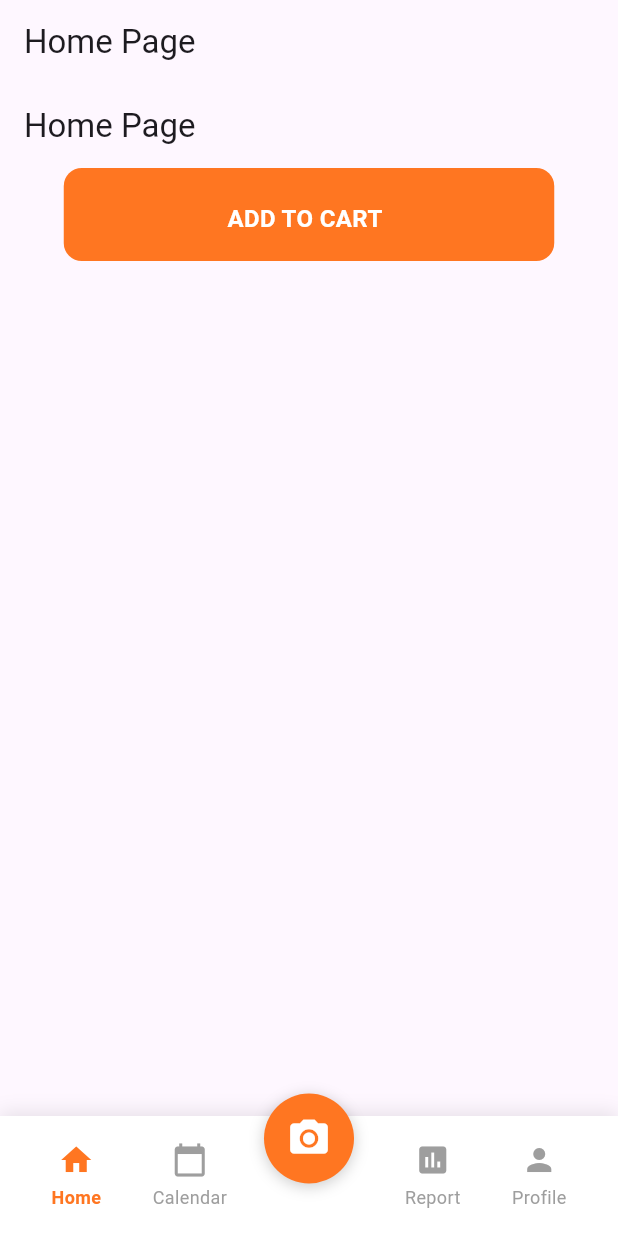
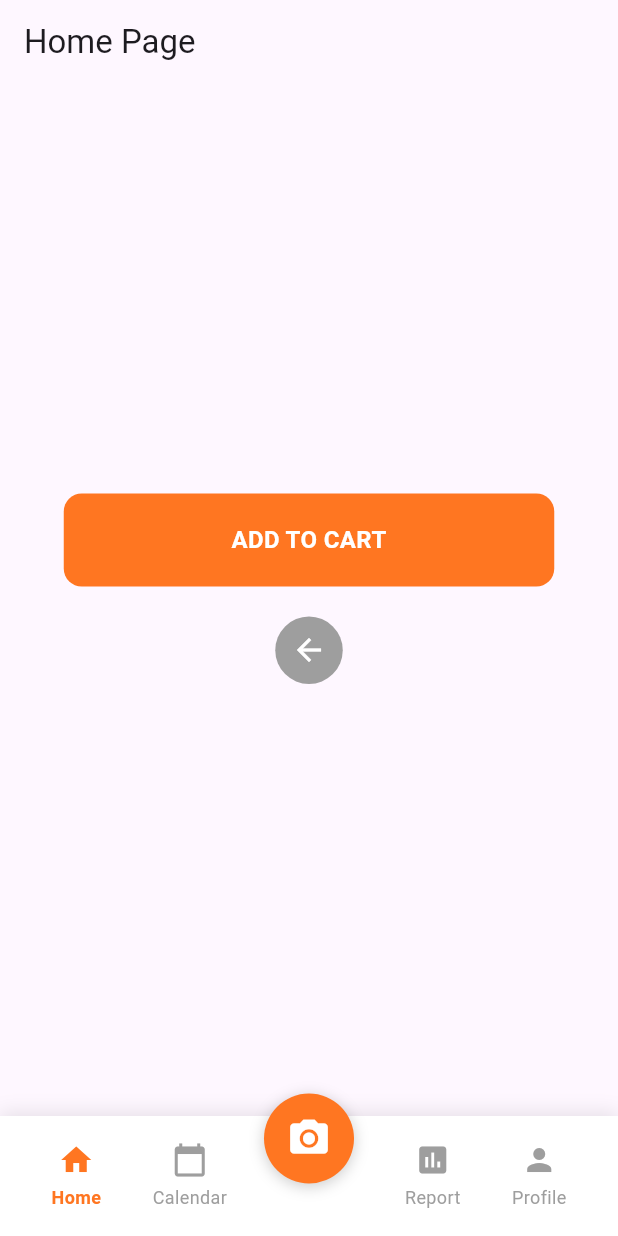
Before and after one commit to legojeon/eatfolio, a Flutter app: the screen it shows after launch, on a phone screen of 412 x 824 dp. Run offline on Flutter 3.47's test engine with Material 3 defaults, Android fonts, the phone set to English and light mode, and no system bars; our stand-ins replace camera; Roboto replaces fonts that are missing (Sen).

Commit message:
make buttons

```diff
--- a/eatfolio/lib/main.dart
+++ b/eatfolio/lib/main.dart
@@ -31,9 +31,7 @@ class MainScreen extends StatelessWidget {
     return Consumer<NavigationProvider>(
       builder: (context, navigationProvider, child) {
         return Scaffold(
-          appBar: AppBar(
-            title: Text(navigationProvider.getCurrentPageTitle()),
-          ),
+          appBar: null,
           body: navigationProvider.getCurrentPage(),
           // 조건부로 네비게이션 바 표시
           bottomNavigationBar: navigationProvider.shouldShowNavigationBar()
--- a/eatfolio/lib/presentation/screens/home_page.dart
+++ b/eatfolio/lib/presentation/screens/home_page.dart
@@ -1,5 +1,5 @@
 import 'package:flutter/material.dart';
-import '../widgets/button_org.dart';
+import '../widgets/buttons.dart';
 
 class HomePage extends StatelessWidget {
   const HomePage({super.key});
@@ -11,8 +11,15 @@ class HomePage extends StatelessWidget {
         title: Text('Home Page'),
       ),
       body: Center(
-        child: Button(),
-      )
+        child: Column(
+          mainAxisAlignment: MainAxisAlignment.center,
+          children: [
+            ButtonWide(text: 'ADD TO CART'), // 기존 Button
+            SizedBox(height: 20), // 버튼 사이 간격
+            Back(), // Back 버튼 추가
+          ],
+        ),
+      ),
     );
   }
 }
--- a/eatfolio/lib/presentation/widgets/button_org.dart
+++ /dev/null
@@ -1,55 +0,0 @@
-import 'package:flutter/material.dart';
-import '../../core/constants.dart';
-
-class Button extends StatelessWidget {
-  const Button({super.key});
-
-  @override
-  Widget build(BuildContext context) {
-    return Column(
-      children: [
-        Container(
-          width: 327,
-          height: 62,
-          decoration: ShapeDecoration(
-            shape: RoundedRectangleBorder(
-              borderRadius: BorderRadius.circular(12),
-            ),
-          ),
-          child: Stack(
-            children: [
-              Positioned(
-                left: 0,
-                top: 0,
-                child: Container(
-                  width: 327,
-                  height: 62,
-                  decoration: ShapeDecoration(
-                    color: AppColors.buttonPrimary,
-                    shape: RoundedRectangleBorder(
-                      borderRadius: BorderRadius.circular(12),
-                    ),
-                  ),
-                ),
-              ),
-              Positioned(
-                left: 109,
-                top: 22,
-                child: Text(
-                  'ADD TO CART',
-                  textAlign: TextAlign.center,
-                  style: TextStyle(
-                    color: AppColors.buttonText,
-                    fontSize: 16,
-                    fontFamily: 'Sen',
-                    fontWeight: FontWeight.w700,
-                  ),
-                ),
-              ),
-            ],
-          ),
-        ),
-      ],
-    );
-  }
-}
--- /dev/null
+++ b/eatfolio/lib/presentation/widgets/buttons.dart
@@ -0,0 +1,134 @@
+import 'package:flutter/material.dart';
+import '../../core/constants.dart';
+
+class ButtonWide extends StatelessWidget {
+  final String text;
+
+  const ButtonWide({
+    super.key,
+    required this.text,
+  });
+
+  @override
+  Widget build(BuildContext context) {
+    return Column(
+      children: [
+        Container(
+          width: 327,
+          height: 62,
+          decoration: ShapeDecoration(
+            shape: RoundedRectangleBorder(
+              borderRadius: BorderRadius.circular(12),
+            ),
+          ),
+          child: Stack(
+            children: [
+              // 배경 버튼
+              Container(
+                width: 327,
+                height: 62,
+                decoration: ShapeDecoration(
+                  color: AppColors.buttonPrimary,
+                  shape: RoundedRectangleBorder(
+                    borderRadius: BorderRadius.circular(12),
+                  ),
+                ),
+              ),
+              // 텍스트를 중앙에 배치
+              Center(
+                child: Text(
+                  text,
+                  textAlign: TextAlign.center,
+                  style: TextStyle(
+                    color: AppColors.buttonText,
+                    fontSize: 16,
+                    fontFamily: 'Sen',
+                    fontWeight: FontWeight.w700,
+                  ),
+                ),
+              ),
+            ],
+          ),
+        ),
+      ],
+    );
+  }
+}
+
+
+class Back extends StatelessWidget {
+  const Back({super.key});
+
+  @override
+  Widget build(BuildContext context) {
+    return Column(
+      children: [
+        Container(
+          width: 45,
+          height: 45,
+          child: Stack(
+            children: [
+              // 배경 원형 버튼
+              Container(
+                width: 45,
+                height: 45,
+                decoration: ShapeDecoration(
+                  color: AppColors.grey, // constants.dart에서 정의한 회색 사용
+                  shape: OvalBorder(),
+                ),
+              ),
+              // 뒤로가기 아이콘을 중앙에 배치
+              Center(
+                child: Icon(
+                  Icons.arrow_back, // 뒤로가기 아이콘
+                  color: AppColors.white, // 흰색 아이콘
+                  size: 24, // 아이콘 크기
+                ),
+              ),
+            ],
+          ),
+        ),
+      ],
+    );
+  }
+}
+
+
+// 네비게이션 바 중앙 플로팅 버튼
+class CameraButton extends StatelessWidget {
+  final VoidCallback? onPressed;
+  final IconData icon;
+
+  const CameraButton({
+    super.key,
+    this.onPressed,
+    this.icon = Icons.camera_alt, // 기본값은 카메라 아이콘
+  });
+
+  @override
+  Widget build(BuildContext context) {
+    return GestureDetector(
+      onTap: onPressed,
+      child: Container(
+        width: 60,
+        height: 60,
+        decoration: BoxDecoration(
+          color: AppColors.buttonPrimary,
+          shape: BoxShape.circle,
+          boxShadow: [
+            BoxShadow(
+              color: AppColors.shadowMedium,
+              blurRadius: 8,
+              offset: Offset(0, 2),
+            ),
+          ],
+        ),
+        child: Icon(
+          icon,
+          color: AppColors.buttonText,
+          size: 30,
+        ),
+      ),
+    );
+  }
+}
--- a/eatfolio/lib/presentation/widgets/nav_bar.dart
+++ b/eatfolio/lib/presentation/widgets/nav_bar.dart
@@ -1,7 +1,8 @@
+import 'package:eatfolio/core/constants.dart';
 import 'package:flutter/material.dart';
 import 'package:provider/provider.dart';
 import '../../core/provider_nav.dart';
-import '../../core/constants.dart';
+import 'buttons.dart'; // buttons.dart import 추가
 
 class Tab extends StatelessWidget {
   const Tab({super.key});
@@ -43,34 +44,15 @@ class Tab extends StatelessWidget {
                   ),
                 ),
               ),
-              // 중앙 플로팅 버튼
+              // 중앙 플로팅 버튼 - buttons.dart의 FloatingNavButton 사용
               Positioned(
                 top: 0,
                 left: 0,
                 right: 0,
                 child: Center(
-                  child: GestureDetector(
-                    onTap: () => navigationProvider.setSelectedIndex(2),
-                    child: Container(
-                      width: 60,
-                      height: 60,
-                      decoration: BoxDecoration(
-                        color: AppColors.buttonPrimary,
-                        shape: BoxShape.circle,
-                        boxShadow: [
-                          BoxShadow(
-                            color: AppColors.shadowMedium,
-                            blurRadius: 8,
-                            offset: Offset(0, 2),
-                          ),
-                        ],
-                      ),
-                      child: Icon(
-                        Icons.camera_alt,
-                        color: AppColors.buttonText,
-                        size: 30,
-                      ),
-                    ),
+                  child: CameraButton(
+                    onPressed: () => navigationProvider.setSelectedIndex(2),
+                    icon: Icons.camera_alt,
                   ),
                 ),
               ),
```
